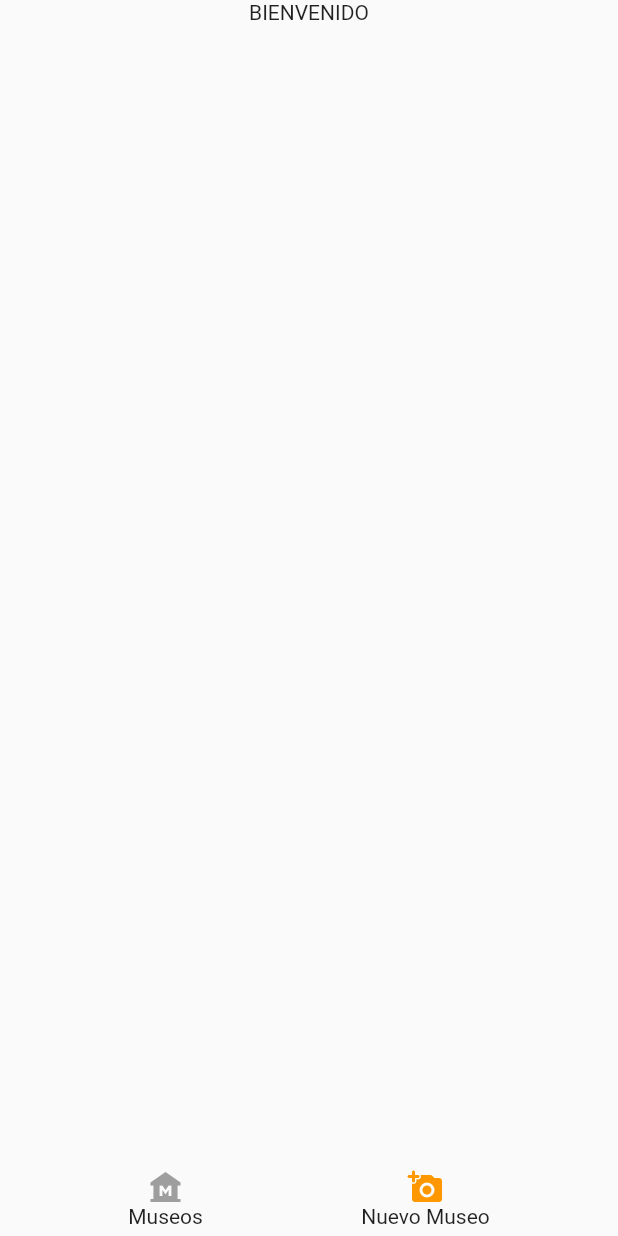
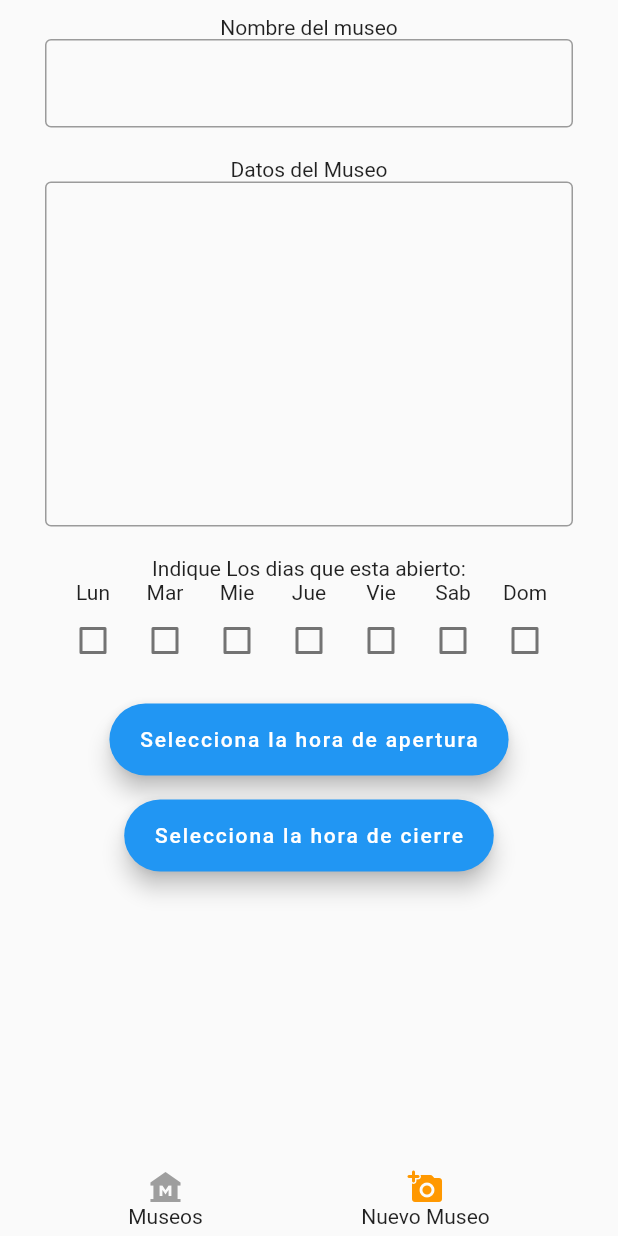
Before and after one commit to AleMancilla/MuseosApp, a Flutter app: the HomePage screen opened directly, after a tap on "Nuevo Museo", on a phone screen of 412 x 824 dp. Run offline on Flutter 3.47's test engine with Material 2 defaults, Android fonts, the phone set to English and light mode, and no system bars; our stand-ins replace animated_splash_screen, flushbar, flutter_datetime_picker, graphql, page_transition, shared_preferences; accounts and stored records are empty; statements that could not run were skipped.

Commit message:
pantalla addMuseo

```diff
--- /dev/null
+++ b/lib/Pages/AddMuseos.dart
@@ -0,0 +1,239 @@
+import 'package:flutter/material.dart';
+import 'package:flutter_datetime_picker/flutter_datetime_picker.dart';
+
+class AddMuseos extends StatefulWidget {
+  @override
+  _AddMuseosState createState() => _AddMuseosState();
+}
+
+class _AddMuseosState extends State<AddMuseos> {
+  TextEditingController nameController = new TextEditingController();
+  TextEditingController descriptionController = new TextEditingController();
+  bool lunes = false;
+  bool martes = false;
+  bool miercoles = false;
+  bool jueves = false;
+  bool viernes = false;
+  bool sabado = false;
+  bool domingo = false;
+  String horaApertura ;
+  String horaCierre ;
+  @override
+  Widget build(BuildContext context) {
+    return SingleChildScrollView(
+      child: Container(
+        child: Column(
+          children: [
+            _labelNombre(controller: nameController, descripcion: "Nombre del museo",minLines: 1),
+            _labelNombre(controller: descriptionController, descripcion: "Datos del Museo",minLines: 10),
+            _labelDias(),
+            _selectedHoraApertura(),
+            _selectedHoraCierre(),
+          ],
+        ),
+      ),
+    );
+  }
+
+  _labelNombre({TextEditingController controller,String descripcion, int minLines}){
+    return Container(
+      padding: EdgeInsets.symmetric(horizontal: 30,vertical: 10),
+
+      width: double.infinity,
+      child: Column(
+        children: [
+          Text(descripcion),
+          Container(
+            width: double.infinity,
+            child: TextField(
+              minLines: minLines,
+              maxLines: 100,
+              decoration: InputDecoration(
+                border: OutlineInputBorder()
+              ),
+              controller: controller,
+            ),
+          )
+        ],
+      ),
+    );
+  }
+
+  _selectedHoraApertura(){
+    return Container(
+      margin: EdgeInsets.all(8),
+      child: FloatingActionButton.extended(
+                      onPressed: () {
+                          DatePicker.showTime12hPicker(context,
+                            showTitleActions: true,
+
+                            onChanged: (date) {
+                              print('change $date');
+                            },
+                            onConfirm: (date) {
+                              horaCierre = "${date.hour.remainder(24).toString().padLeft(2, '0')}:${date.minute.remainder(60).toString().padLeft(2, '0')}" ;
+                              setState(() {
+
+                              });
+                              print('${date.hour.remainder(24).toString().padLeft(2, '0')}:${date.minute.remainder(60).toString().padLeft(2, '0')}');
+                            },
+                          );
+                        },
+                      label: Text(
+                          (horaCierre != null)?"Hora de apertura: $horaCierre":"Selecciona la hora de apertura",
+                          style: TextStyle(color: Colors.white),
+                      )
+                    ),
+    );
+  }
+
+  _selectedHoraCierre(){
+    return Container(
+      margin: EdgeInsets.all(8),
+      child: FloatingActionButton.extended(
+                      onPressed: () {
+                          DatePicker.showTime12hPicker(context,
+                            showTitleActions: true,
+
+                            onChanged: (date) {
+                              print('change $date');
+                            },
+                            onConfirm: (date) {
+                              horaApertura = "${date.hour.remainder(24).toString().padLeft(2, '0')}:${date.minute.remainder(60).toString().padLeft(2, '0')}" ;
+                              setState(() {
+
+                              });
+                              print('${date.hour.remainder(24).toString().padLeft(2, '0')}:${date.minute.remainder(60).toString().padLeft(2, '0')}');
+                            },
+                          );
+                        },
+                      label: Text(
+                          (horaApertura != null)?"Hora de cierre: $horaApertura":"Selecciona la hora de cierre",
+                          style: TextStyle(color: Colors.white),
+                      )
+                    ),
+    );
+  }
+
+  _labelDias(){
+    return Container(
+      padding: EdgeInsets.symmetric(horizontal: 30,vertical: 10),
+      width: double.infinity,
+      child: Column(
+        children: [
+          Text("Indique Los dias que esta abierto:"),
+          SingleChildScrollView(
+            scrollDirection: Axis.horizontal,
+            child: Row(
+              children: [
+                 Column(
+                  mainAxisAlignment: MainAxisAlignment.center,
+                  children: <Widget>[
+                    Text("Lun"),
+                    Checkbox(
+                      value: lunes,
+                      onChanged: (bool value) {
+                        setState(() {
+                          lunes = value;
+                        });
+                      },
+                    ),
+                  ],
+                ),
+                // [Tuesday] checkbox
+                Column(
+                  mainAxisAlignment: MainAxisAlignment.center,
+                  children: <Widget>[
+                    Text("Mar"),
+                    Checkbox(
+                      value: martes,
+                      onChanged: (bool value) {
+                        setState(() {
+                          martes = value;
+                        });
+                      },
+                    ),
+                  ],
+                ),
+                // [Wednesday] checkbox
+                Column(
+                  mainAxisAlignment: MainAxisAlignment.center,
+                  children: <Widget>[
+                    Text("Mie"),
+                    Checkbox(
+                      value: miercoles,
+                      onChanged: (bool value) {
+                        setState(() {
+                          miercoles = value;
+                        });
+                      },
+                    ),
+                  ],
+                ),
+                Column(
+                  mainAxisAlignment: MainAxisAlignment.center,
+                  children: <Widget>[
+                    Text("Jue"),
+                    Checkbox(
+                      value: jueves,
+                      onChanged: (bool value) {
+                        setState(() {
+                          jueves = value;
+                        });
+                      },
+                    ),
+                  ],
+                ),
+                // [Tuesday] checkbox
+                Column(
+                  mainAxisAlignment: MainAxisAlignment.center,
+                  children: <Widget>[
+                    Text("Vie"),
+                    Checkbox(
+                      value: viernes,
+                      onChanged: (bool value) {
+                        setState(() {
+                          viernes = value;
+                        });
+                      },
+                    ),
+                  ],
+                ),
+                // [Wednesday] checkbox
+                Column(
+                  mainAxisAlignment: MainAxisAlignment.center,
+                  children: <Widget>[
+                    Text("Sab"),
+                    Checkbox(
+                      value: sabado,
+                      onChanged: (bool value) {
+                        setState(() {
+                          sabado = value;
+                        });
+                      },
+                    ),
+                  ],
+                ),
+                Column(
+                  mainAxisAlignment: MainAxisAlignment.center,
+                  children: <Widget>[
+                    Text("Dom"),
+                    Checkbox(
+                      value: domingo,
+                      onChanged: (bool value) {
+                        setState(() {
+                          domingo = value;
+                        });
+                      },
+                    ),
+                  ],
+                ),
+              ],
+            ),
+          )
+        ],
+      ),
+    );
+  }
+
+}
--- a/lib/Pages/HomePage.dart
+++ b/lib/Pages/HomePage.dart
@@ -1,7 +1,11 @@
 import 'package:flutter/material.dart';
 import 'package:museosapp/DB/GraphQl.dart';
+import 'package:museosapp/Pages/AddMuseos.dart';
 import 'package:museosapp/Pages/BienvenidaPage.dart';
+import 'package:museosapp/Pages/ListMuseos.dart';
+import 'package:museosapp/Providers/MuseoProvider.dart';
 import 'package:museosapp/Widgets/ButtomBar.dart';
+import 'package:provider/provider.dart';
 import 'package:shared_preferences/shared_preferences.dart';
 
 class HomePage extends StatefulWidget {
@@ -15,6 +19,7 @@ class _HomePageState extends State<HomePage> {
   @override
   void initState() {
     cargando();
+
     super.initState();
   }
 
@@ -23,12 +28,13 @@ class _HomePageState extends State<HomePage> {
   }
   @override
   Widget build(BuildContext context) {
+    MuseoProvider museo = Provider.of<MuseoProvider>(context);
     return SafeArea(
       child: Scaffold(
         body: Container(
           child: Column(
             children: [
-              Expanded(child: Text("BIENVENIDO")),
+              Expanded(child: _returnPage(museo)),
               Container(
                 height: 50,
                 alignment: Alignment.center,
@@ -49,4 +55,12 @@ class _HomePageState extends State<HomePage> {
       ),
     );
   }
+
+  _returnPage(MuseoProvider museo){
+    if(museo.page == "home"){
+      return ListMuseos();
+    }else if(museo.page == "addMuseo"){
+      return AddMuseos();
+    }
+  }
 }
--- /dev/null
+++ b/lib/Pages/ListMuseos.dart
@@ -0,0 +1,9 @@
+import 'package:flutter/material.dart';
+class ListMuseos extends StatelessWidget {
+  @override
+  Widget build(BuildContext context) {
+    return Container(
+
+    );
+  }
+}
--- a/pubspec.yaml
+++ b/pubspec.yaml
@@ -34,7 +34,7 @@ dependencies:
   page_transition: ^1.1.7+2
   flushbar: ^1.10.4
   provider: ^4.3.2+2
-
+  flutter_datetime_picker: ^1.4.0
 
 dev_dependencies:
   flutter_test:
```
Also changed, not shown: pubspec.lock.
